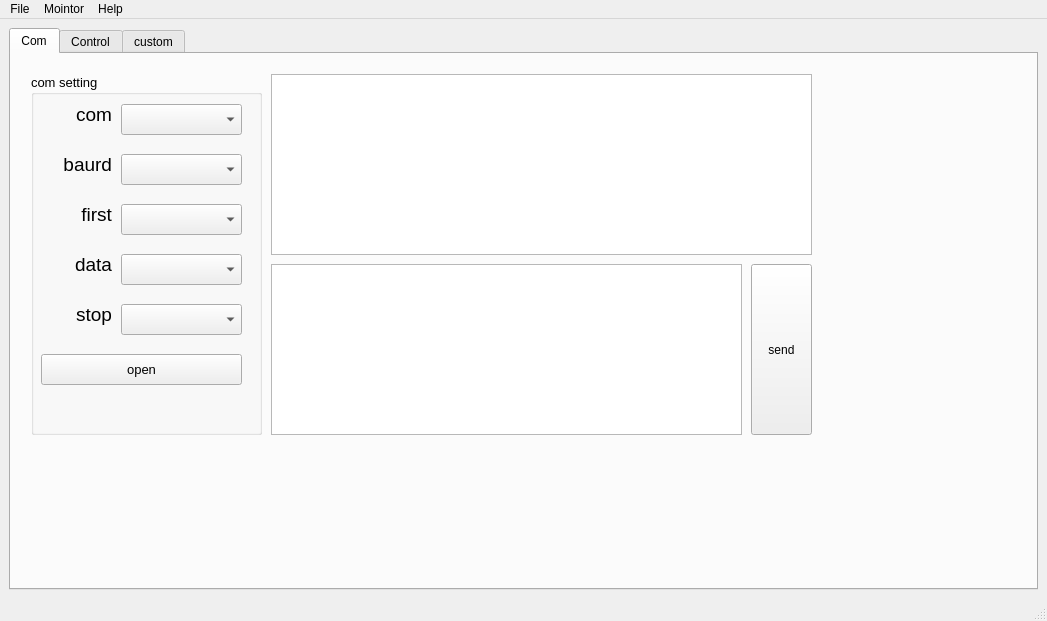
Before: the Qt Designer form core/mainwindow.ui in kmolLin/Pyquino, drawn with Qt 5.
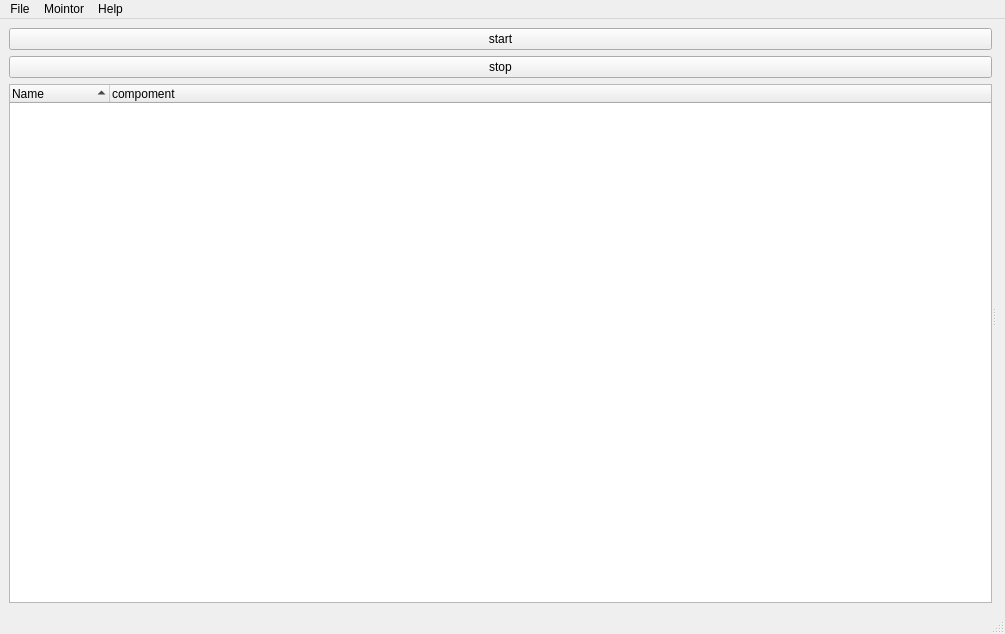
After: the same form once the commit is applied. Icons and pictures are not drawn.

Diff of the .ui file:
```diff
--- a/core/mainwindow.ui
+++ b/core/mainwindow.ui
@@ -6,8 +6,8 @@
    <rect>
     <x>0</x>
     <y>0</y>
-    <width>1047</width>
-    <height>621</height>
+    <width>1005</width>
+    <height>634</height>
    </rect>
   </property>
   <property name="windowTitle">
@@ -21,503 +21,70 @@
    <bool>true</bool>
   </property>
   <widget class="QWidget" name="centralWidget">
-   <layout class="QVBoxLayout" name="verticalLayout">
+   <layout class="QHBoxLayout" name="horizontalLayout">
     <item>
-     <widget class="QTabWidget" name="tabWidget">
-      <property name="autoFillBackground">
-       <bool>true</bool>
+     <widget class="QSplitter" name="main_splitter">
+      <property name="orientation">
+       <enum>Qt::Horizontal</enum>
       </property>
-      <property name="currentIndex">
-       <number>0</number>
-      </property>
-      <property name="tabsClosable">
-       <bool>false</bool>
-      </property>
-      <widget class="QWidget" name="tab">
-       <property name="palette">
-        <palette>
-         <active>
-          <colorrole role="Text">
-           <brush brushstyle="SolidPattern">
-            <color alpha="255">
-             <red>0</red>
-             <green>0</green>
-             <blue>0</blue>
-            </color>
-           </brush>
-          </colorrole>
-          <colorrole role="BrightText">
-           <brush brushstyle="SolidPattern">
-            <color alpha="255">
-             <red>255</red>
-             <green>255</green>
-             <blue>255</blue>
-            </color>
-           </brush>
-          </colorrole>
-          <colorrole role="ButtonText">
-           <brush brushstyle="SolidPattern">
-            <color alpha="255">
-             <red>0</red>
-             <green>0</green>
-             <blue>0</blue>
-            </color>
-           </brush>
-          </colorrole>
-          <colorrole role="HighlightedText">
-           <brush brushstyle="SolidPattern">
-            <color alpha="255">
-             <red>255</red>
-             <green>255</green>
-             <blue>255</blue>
-            </color>
-           </brush>
-          </colorrole>
-         </active>
-         <inactive>
-          <colorrole role="Text">
-           <brush brushstyle="SolidPattern">
-            <color alpha="255">
-             <red>0</red>
-             <green>0</green>
-             <blue>0</blue>
-            </color>
-           </brush>
-          </colorrole>
-          <colorrole role="BrightText">
-           <brush brushstyle="SolidPattern">
-            <color alpha="255">
-             <red>255</red>
-             <green>255</green>
-             <blue>255</blue>
-            </color>
-           </brush>
-          </colorrole>
-          <colorrole role="ButtonText">
-           <brush brushstyle="SolidPattern">
-            <color alpha="255">
-             <red>0</red>
-             <green>0</green>
-             <blue>0</blue>
-            </color>
-           </brush>
-          </colorrole>
-          <colorrole role="HighlightedText">
-           <brush brushstyle="SolidPattern">
-            <color alpha="255">
-             <red>255</red>
-             <green>255</green>
-             <blue>255</blue>
-            </color>
-           </brush>
-          </colorrole>
-         </inactive>
-         <disabled>
-          <colorrole role="Text">
-           <brush brushstyle="SolidPattern">
-            <color alpha="255">
-             <red>30</red>
-             <green>159</green>
-             <blue>131</blue>
-            </color>
-           </brush>
-          </colorrole>
-          <colorrole role="BrightText">
-           <brush brushstyle="SolidPattern">
-            <color alpha="255">
-             <red>255</red>
-             <green>255</green>
-             <blue>255</blue>
-            </color>
-           </brush>
-          </colorrole>
-          <colorrole role="ButtonText">
-           <brush brushstyle="SolidPattern">
-            <color alpha="255">
-             <red>30</red>
-             <green>159</green>
-             <blue>131</blue>
-            </color>
-           </brush>
-          </colorrole>
-          <colorrole role="HighlightedText">
-           <brush brushstyle="SolidPattern">
-            <color alpha="255">
-             <red>255</red>
-             <green>255</green>
-             <blue>255</blue>
-            </color>
-           </brush>
-          </colorrole>
-         </disabled>
-        </palette>
-       </property>
-       <attribute name="title">
-        <string>Com</string>
-       </attribute>
-       <widget class="QGroupBox" name="groupBox">
-        <property name="geometry">
-         <rect>
-          <x>20</x>
-          <y>20</y>
-          <width>231</width>
-          <height>361</height>
-         </rect>
-        </property>
-        <property name="font">
-         <font>
-          <pointsize>10</pointsize>
-         </font>
-        </property>
-        <property name="title">
-         <string>com setting</string>
-        </property>
-        <widget class="QComboBox" name="comboBoxPort">
-         <property name="geometry">
-          <rect>
-           <x>90</x>
-           <y>30</y>
-           <width>121</width>
-           <height>31</height>
-          </rect>
-         </property>
-        </widget>
-        <widget class="QLabel" name="label_2">
-         <property name="geometry">
-          <rect>
-           <x>10</x>
-           <y>30</y>
-           <width>71</width>
-           <height>21</height>
-          </rect>
-         </property>
-         <property name="font">
-          <font>
-           <pointsize>14</pointsize>
-          </font>
-         </property>
-         <property name="text">
-          <string>com</string>
-         </property>
-         <property name="alignment">
-          <set>Qt::AlignRight|Qt::AlignTrailing|Qt::AlignVCenter</set>
-         </property>
-        </widget>
-        <widget class="QLabel" name="label">
-         <property name="geometry">
-          <rect>
-           <x>10</x>
-           <y>80</y>
-           <width>71</width>
-           <height>21</height>
-          </rect>
-         </property>
-         <property name="font">
-          <font>
-           <pointsize>14</pointsize>
-          </font>
-         </property>
-         <property name="text">
-          <string>baurd</string>
-         </property>
-         <property name="alignment">
-          <set>Qt::AlignRight|Qt::AlignTrailing|Qt::AlignVCenter</set>
-         </property>
-        </widget>
-        <widget class="QComboBox" name="comboBoxBaud">
-         <property name="geometry">
-          <rect>
-           <x>90</x>
-           <y>80</y>
-           <width>121</width>
-           <height>31</height>
-          </rect>
-         </property>
-        </widget>
-        <widget class="QLabel" name="label_3">
-         <property name="geometry">
-          <rect>
-           <x>10</x>
-           <y>130</y>
-           <width>71</width>
-           <height>21</height>
-          </rect>
-         </property>
-         <property name="font">
-          <font>
-           <pointsize>14</pointsize>
-          </font>
-         </property>
-         <property name="text">
-          <string>first</string>
-         </property>
-         <property name="alignment">
-          <set>Qt::AlignRight|Qt::AlignTrailing|Qt::AlignVCenter</set>
-         </property>
-        </widget>
-        <widget class="QComboBox" name="comboBoxCheckSum">
-         <property name="geometry">
-          <rect>
-           <x>90</x>
-           <y>130</y>
-           <width>121</width>
-           <height>31</height>
-          </rect>
-         </property>
-        </widget>
-        <widget class="QLabel" name="label_4">
-         <property name="geometry">
-          <rect>
-           <x>10</x>
-           <y>180</y>
-           <width>71</width>
-           <height>21</height>
-          </rect>
-         </property>
-         <property name="font">
-          <font>
-           <pointsize>14</pointsize>
-          </font>
-         </property>
-         <property name="text">
-          <string>data</string>
-         </property>
-         <property name="alignment">
-          <set>Qt::AlignRight|Qt::AlignTrailing|Qt::AlignVCenter</set>
-         </property>
-        </widget>
-        <widget class="QComboBox" name="comboBoxBits">
-         <property name="geometry">
-          <rect>
-           <x>90</x>
-           <y>180</y>
-           <width>121</width>
-           <height>31</height>
-          </rect>
-         </property>
-        </widget>
-        <widget class="QLabel" name="label_5">
-         <property name="geometry">
-          <rect>
-           <x>10</x>
-           <y>230</y>
-           <width>71</width>
-           <height>21</height>
-          </rect>
-         </property>
-         <property name="font">
-          <font>
-           <pointsize>14</pointsize>
-          </font>
-         </property>
-         <property name="text">
-          <string>stop</string>
-         </property>
-         <property name="alignment">
-          <set>Qt::AlignRight|Qt::AlignTrailing|Qt::AlignVCenter</set>
-         </property>
-        </widget>
-        <widget class="QComboBox" name="comboBoxStopBits">
-         <property name="geometry">
-          <rect>
-           <x>90</x>
-           <y>230</y>
-           <width>121</width>
-           <height>31</height>
-          </rect>
-         </property>
-        </widget>
-        <widget class="QPushButton" name="pushButtonOpenSerial">
-         <property name="geometry">
-          <rect>
-           <x>10</x>
-           <y>280</y>
-           <width>201</width>
-           <height>31</height>
-          </rect>
-         </property>
-         <property name="text">
-          <string>open</string>
-         </property>
-        </widget>
-       </widget>
-       <widget class="QPushButton" name="pushButtonSendData">
-        <property name="geometry">
-         <rect>
-          <x>740</x>
-          <y>210</y>
-          <width>61</width>
-          <height>171</height>
-         </rect>
-        </property>
-        <property name="text">
-         <string>send</string>
-        </property>
-        <property name="autoDefault">
-         <bool>true</bool>
-        </property>
-       </widget>
-       <widget class="QTextEdit" name="textEditReceived">
-        <property name="geometry">
-         <rect>
-          <x>260</x>
-          <y>20</y>
-          <width>541</width>
-          <height>181</height>
-         </rect>
-        </property>
-        <property name="sizePolicy">
-         <sizepolicy hsizetype="Fixed" vsizetype="Fixed">
-          <horstretch>0</horstretch>
-          <verstretch>0</verstretch>
-         </sizepolicy>
-        </property>
-        <property name="font">
-         <font>
-          <pointsize>14</pointsize>
-         </font>
-        </property>
-        <property name="readOnly">
-         <bool>true</bool>
-        </property>
-       </widget>
-       <widget class="QTextEdit" name="textEditSent">
-        <property name="geometry">
-         <rect>
-          <x>260</x>
-          <y>210</y>
-          <width>471</width>
-          <height>171</height>
-         </rect>
-        </property>
-        <property name="font">
-         <font>
-          <pointsize>14</pointsize>
-         </font>
-        </property>
-        <property name="html">
-         <string>&lt;!DOCTYPE HTML PUBLIC &quot;-//W3C//DTD HTML 4.0//EN&quot; &quot;http://www.w3.org/TR/REC-html40/strict.dtd&quot;&gt;
-&lt;html&gt;&lt;head&gt;&lt;meta name=&quot;qrichtext&quot; content=&quot;1&quot; /&gt;&lt;style type=&quot;text/css&quot;&gt;
-p, li { white-space: pre-wrap; }
-&lt;/style&gt;&lt;/head&gt;&lt;body style=&quot; font-family:'PMingLiU'; font-size:14pt; font-weight:400; font-style:normal;&quot;&gt;
-&lt;p style=&quot;-qt-paragraph-type:empty; margin-top:0px; margin-bottom:0px; margin-left:0px; margin-right:0px; -qt-block-indent:0; text-indent:0px;&quot;&gt;&lt;br /&gt;&lt;/p&gt;&lt;/body&gt;&lt;/html&gt;</string>
-        </property>
-       </widget>
-      </widget>
-      <widget class="QWidget" name="tab_2">
-       <attribute name="title">
-        <string>Control</string>
-       </attribute>
-       <layout class="QVBoxLayout" name="verticalLayout_4">
+      <widget class="QWidget" name="layoutWidget">
+       <layout class="QVBoxLayout" name="verticalLayout_3">
         <item>
-         <widget class="QSplitter" name="main_splitter">
-          <property name="orientation">
-           <enum>Qt::Horizontal</enum>
+         <widget class="QPushButton" name="sim_start">
+          <property name="text">
+           <string>start</string>
           </property>
-          <widget class="QWidget" name="layoutWidget">
-           <layout class="QVBoxLayout" name="verticalLayout_3">
-            <item>
-             <widget class="QPushButton" name="sim_start">
+         </widget>
+        </item>
+        <item>
+         <widget class="QPushButton" name="sim_stop">
+          <property name="text">
+           <string>stop</string>
+          </property>
+         </widget>
+        </item>
+        <item>
+         <widget class="QWidget" name="treeWidget" native="true">
+          <property name="contextMenuPolicy">
+           <enum>Qt::CustomContextMenu</enum>
+          </property>
+          <layout class="QVBoxLayout" name="verticalLayout_2">
+           <property name="leftMargin">
+            <number>0</number>
+           </property>
+           <property name="topMargin">
+            <number>0</number>
+           </property>
+           <property name="rightMargin">
+            <number>0</number>
+           </property>
+           <property name="bottomMargin">
+            <number>0</number>
+           </property>
+           <item>
+            <widget class="QTreeWidget" name="tree">
+             <attribute name="headerShowSortIndicator" stdset="0">
+              <bool>true</bool>
+             </attribute>
+             <column>
               <property name="text">
-               <string>start</string>
+               <string>Name</string>
               </property>
-             </widget>
-            </item>
-            <item>
-             <widget class="QPushButton" name="sim_stop">
+             </column>
+             <column>
               <property name="text">
-               <string>stop</string>
+               <string>compoment</string>
               </property>
-             </widget>
-            </item>
-            <item>
-             <widget class="QTreeWidget" name="simtree">
-              <property name="contextMenuPolicy">
-               <enum>Qt::CustomContextMenu</enum>
-              </property>
-              <property name="dragDropMode">
-               <enum>QAbstractItemView::InternalMove</enum>
-              </property>
-              <property name="defaultDropAction">
-               <enum>Qt::MoveAction</enum>
-              </property>
-              <column>
-               <property name="text">
-                <string>1</string>
-               </property>
-              </column>
-             </widget>
-            </item>
-           </layout>
-          </widget>
-          <widget class="QWidget" name="layoutWidget">
-           <layout class="QHBoxLayout" name="painter_layout"/>
-          </widget>
+             </column>
+            </widget>
+           </item>
+          </layout>
          </widget>
         </item>
        </layout>
       </widget>
-      <widget class="QWidget" name="tab_3">
-       <attribute name="title">
-        <string>custom</string>
-       </attribute>
-       <widget class="QWidget" name="horizontalLayoutWidget">
-        <property name="geometry">
-         <rect>
-          <x>50</x>
-          <y>10</y>
-          <width>631</width>
-          <height>361</height>
-         </rect>
-        </property>
-        <layout class="QHBoxLayout" name="graphyViewModule">
-         <item>
-          <widget class="QPushButton" name="pushButton">
-           <property name="text">
-            <string>PushButton</string>
-           </property>
-          </widget>
-         </item>
-         <item>
-          <widget class="QWidget" name="treeWidget" native="true">
-           <property name="contextMenuPolicy">
-            <enum>Qt::CustomContextMenu</enum>
-           </property>
-           <layout class="QVBoxLayout" name="verticalLayout_2">
-            <property name="leftMargin">
-             <number>0</number>
-            </property>
-            <property name="topMargin">
-             <number>0</number>
-            </property>
-            <property name="rightMargin">
-             <number>0</number>
-            </property>
-            <property name="bottomMargin">
-             <number>0</number>
-            </property>
-            <item>
-             <widget class="QTreeWidget" name="tree">
-              <attribute name="headerShowSortIndicator" stdset="0">
-               <bool>true</bool>
-              </attribute>
-              <column>
-               <property name="text">
-                <string>Name</string>
-               </property>
-              </column>
-              <column>
-               <property name="text">
-                <string>compoment</string>
-               </property>
-              </column>
-             </widget>
-            </item>
-           </layout>
-          </widget>
-         </item>
-        </layout>
-       </widget>
+      <widget class="QWidget" name="layoutWidget">
+       <layout class="QHBoxLayout" name="painter_layout"/>
       </widget>
      </widget>
     </item>
@@ -529,7 +96,7 @@
     <rect>
      <x>0</x>
      <y>0</y>
-     <width>1047</width>
+     <width>1005</width>
      <height>21</height>
     </rect>
    </property>
```
